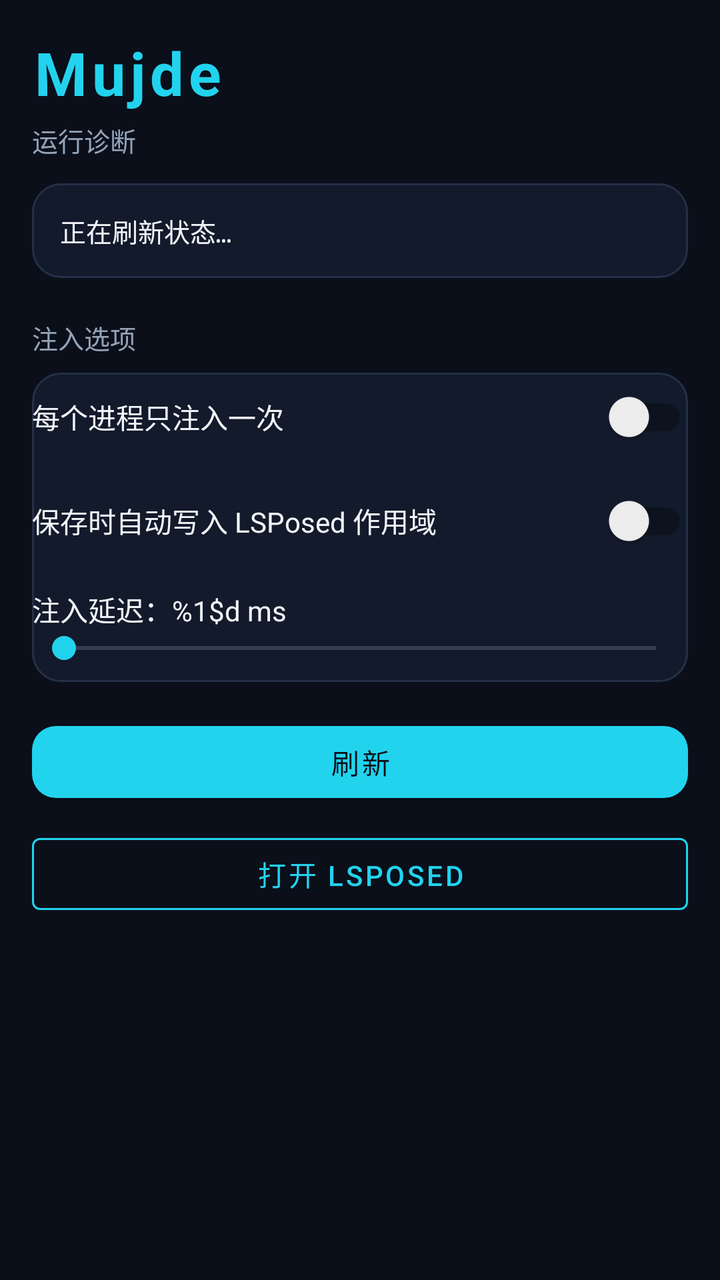
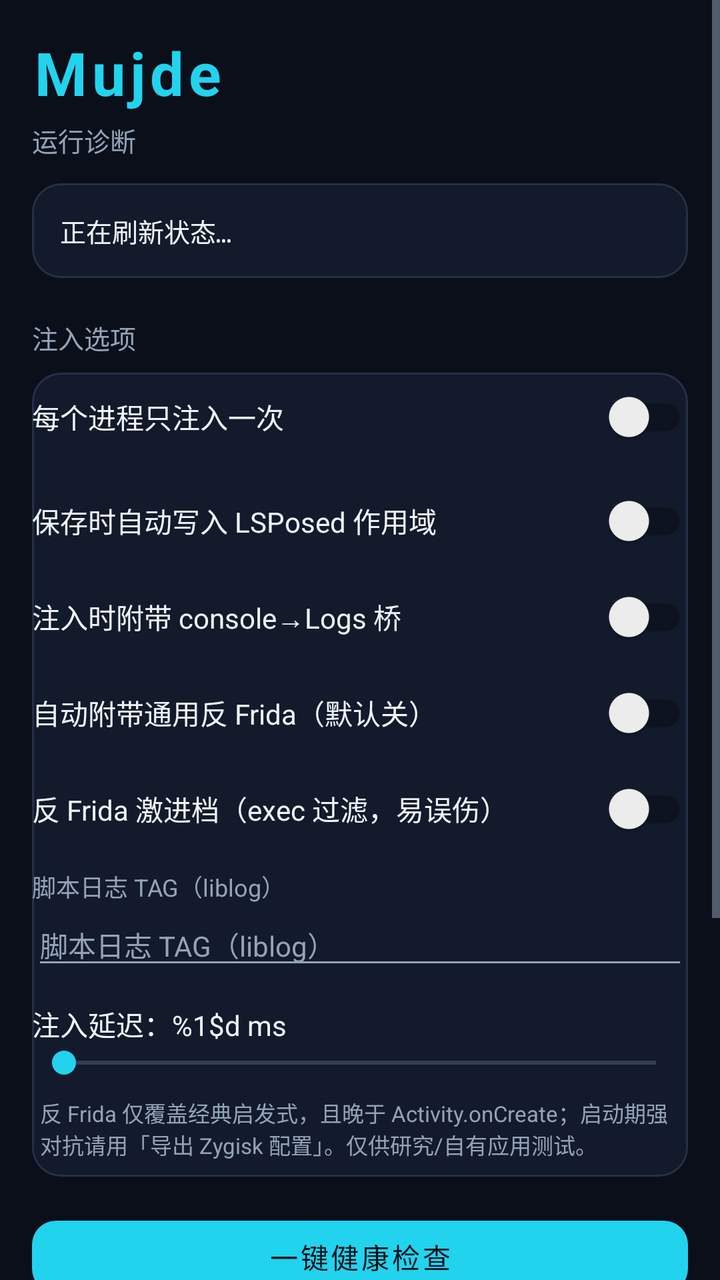

An Android layout rendered at two revisions. The XML below is the earlier revision; the diff shows what the commit changed to produce the second picture.
<!-- AndroidManifest.xml: application theme Theme.MujdeTheme -->
<!-- res/layout/fragment_home.xml -->
<?xml version="1.0" encoding="utf-8"?>
<ScrollView xmlns:android="http://schemas.android.com/apk/res/android"
    xmlns:app="http://schemas.android.com/apk/res-auto"
    android:layout_width="match_parent"
    android:layout_height="match_parent"
    android:background="@color/bg"
    android:fillViewport="true">

    <LinearLayout
        android:layout_width="match_parent"
        android:layout_height="wrap_content"
        android:orientation="vertical"
        android:padding="16dp">

        <TextView
            android:layout_width="match_parent"
            android:layout_height="wrap_content"
            android:letterSpacing="0.08"
            android:text="@string/app_name"
            android:textColor="@color/accent"
            android:textSize="30sp"
            android:textStyle="bold" />

        <TextView
            android:layout_width="match_parent"
            android:layout_height="wrap_content"
            android:layout_marginTop="4dp"
            android:text="@string/status_card_title"
            android:textColor="@color/on_surface_muted"
            android:textSize="13sp" />

        <TextView
            android:id="@+id/text_status"
            android:layout_width="match_parent"
            android:layout_height="wrap_content"
            android:layout_marginTop="12dp"
            android:background="@drawable/bg_card"
            android:fontFamily="monospace"
            android:lineSpacingExtra="3dp"
            android:padding="14dp"
            android:text="@string/status_loading"
            android:textColor="@color/on_surface"
            android:textSize="13sp" />

        <TextView
            android:layout_width="match_parent"
            android:layout_height="wrap_content"
            android:layout_marginTop="20dp"
            android:text="@string/settings_card_title"
            android:textColor="@color/on_surface_muted"
            android:textSize="13sp" />

        <LinearLayout
            android:layout_width="match_parent"
            android:layout_height="wrap_content"
            android:layout_marginTop="8dp"
            android:background="@drawable/bg_card"
            android:orientation="vertical">

            <androidx.appcompat.widget.SwitchCompat
                android:id="@+id/switch_inject_once"
                android:layout_width="match_parent"
                android:layout_height="wrap_content"
                android:paddingTop="4dp"
                android:paddingBottom="8dp"
                android:text="@string/inject_once"
                android:textColor="@color/on_surface" />

            <androidx.appcompat.widget.SwitchCompat
                android:id="@+id/switch_auto_scope"
                android:layout_width="match_parent"
                android:layout_height="wrap_content"
                android:paddingTop="8dp"
                android:paddingBottom="4dp"
                android:text="@string/auto_scope"
                android:textColor="@color/on_surface" />

            <TextView
                android:id="@+id/text_inject_delay_label"
                android:layout_width="match_parent"
                android:layout_height="wrap_content"
                android:paddingTop="12dp"
                android:text="@string/inject_delay_label"
                android:textColor="@color/on_surface" />

            <SeekBar
                android:id="@+id/seek_inject_delay"
                android:layout_width="match_parent"
                android:layout_height="wrap_content"
                android:max="10000"
                android:paddingBottom="8dp" />
        </LinearLayout>

        <com.google.android.material.button.MaterialButton
            android:id="@+id/btn_refresh_status"
            android:layout_width="match_parent"
            android:layout_height="wrap_content"
            android:layout_marginTop="16dp"
            android:text="@string/refresh" />

        <com.google.android.material.button.MaterialButton
            android:id="@+id/btn_open_lsposed"
            style="@style/Widget.MaterialComponents.Button.OutlinedButton"
            android:layout_width="match_parent"
            android:layout_height="wrap_content"
            android:layout_marginTop="8dp"
            android:text="@string/open_lsposed"
            android:textColor="@color/accent"
            app:strokeColor="@color/accent" />
    </LinearLayout>
</ScrollView>
<!-- resources referenced by this layout -->
<resources>
  <color name="accent">#FF22D3EE</color>
  <color name="bg">#FF0A0F1A</color>
  <color name="on_surface">#FFF1F5F9</color>
  <color name="on_surface_muted">#FF94A3B8</color>
  <!-- drawable bg_card (drawable) -->
  <?xml version="1.0" encoding="utf-8"?>
  <shape xmlns:android="http://schemas.android.com/apk/res/android" android:shape="rectangle">
      <solid android:color="@color/surface" />
      <stroke android:width="1dp" android:color="@color/stroke" />
      <corners android:radius="14dp" />
  </shape>
  <string name="app_name">Mujde</string>
  <string name="auto_scope">保存时自动写入 LSPosed 作用域</string>
  <string name="inject_delay_label">注入延迟：%1$d ms</string>
  <string name="inject_once">每个进程只注入一次</string>
  <string name="open_lsposed">打开 LSPosed</string>
  <string name="refresh">刷新</string>
  <string name="settings_card_title">注入选项</string>
  <string name="status_card_title">运行诊断</string>
  <string name="status_loading">正在刷新状态…</string>
  <style name="Theme.MujdeTheme" parent="Theme.MaterialComponents.DayNight.NoActionBar">
          <item name="colorPrimary">@color/accent</item>
          <item name="colorPrimaryVariant">@color/accent_dim</item>
          <item name="colorOnPrimary">@color/bg</item>
          <item name="colorSecondary">@color/secondary</item>
          <item name="colorSecondaryVariant">@color/secondary</item>
          <item name="colorOnSecondary">@color/bg</item>
          <item name="android:statusBarColor" tools:targetApi="l">@color/bg</item>
          <item name="android:navigationBarColor">@color/bg</item>
          <item name="android:windowBackground">@color/bg</item>
          <item name="colorSurface">@color/surface</item>
          <item name="colorOnSurface">@color/on_surface</item>
          <item name="colorAccent">@color/accent</item>
          <item name="android:textColorPrimary">@color/on_surface</item>
          <item name="android:textColorSecondary">@color/on_surface_muted</item>
          <item name="bottomNavigationStyle">@style/Widget.Mujde.BottomNav</item>
          <item name="materialButtonStyle">@style/Widget.Mujde.Button</item>
      </style>
  <color name="surface">#FF121A2B</color>
  <color name="stroke">#FF243047</color>
  <color name="accent_dim">#FF0891B2</color>
  <color name="secondary">#FF818CF8</color>
  <style name="Widget.Mujde.BottomNav" parent="Widget.MaterialComponents.BottomNavigationView.Colored">
          <item name="itemIconTint">@color/nav_item_color</item>
          <item name="itemTextColor">@color/nav_item_color</item>
          <item name="backgroundTint">@color/surface</item>
          <item name="elevation">8dp</item>
          <item name="labelVisibilityMode">labeled</item>
      </style>
  <style name="Widget.Mujde.Button" parent="Widget.MaterialComponents.Button">
          <item name="backgroundTint">@color/accent</item>
          <item name="android:textColor">@color/bg</item>
          <item name="cornerRadius">12dp</item>
      </style>
</resources>

<!-- the commit's change to res/layout/fragment_home.xml (unified diff, before → after) -->
@@ -55,7 +55,8 @@
             android:layout_height="wrap_content"
             android:layout_marginTop="8dp"
             android:background="@drawable/bg_card"
-            android:orientation="vertical">
+            android:orientation="vertical"
+            android:paddingBottom="8dp">
 
             <androidx.appcompat.widget.SwitchCompat
                 android:id="@+id/switch_inject_once"
@@ -75,6 +76,52 @@
                 android:text="@string/auto_scope"
                 android:textColor="@color/on_surface" />
 
+            <androidx.appcompat.widget.SwitchCompat
+                android:id="@+id/switch_console_bridge"
+                android:layout_width="match_parent"
+                android:layout_height="wrap_content"
+                android:paddingTop="8dp"
+                android:paddingBottom="4dp"
+                android:text="@string/console_bridge"
+                android:textColor="@color/on_surface" />
+
+            <androidx.appcompat.widget.SwitchCompat
+                android:id="@+id/switch_antifrida"
+                android:layout_width="match_parent"
+                android:layout_height="wrap_content"
+                android:paddingTop="8dp"
+                android:paddingBottom="4dp"
+                android:text="@string/antifrida_enable"
+                android:textColor="@color/on_surface" />
+
+            <androidx.appcompat.widget.SwitchCompat
+                android:id="@+id/switch_antifrida_agg"
+                android:layout_width="match_parent"
+                android:layout_height="wrap_content"
+                android:paddingTop="8dp"
+                android:paddingBottom="4dp"
+                android:text="@string/antifrida_aggressive"
+                android:textColor="@color/on_surface" />
+
+            <TextView
+                android:layout_width="match_parent"
+                android:layout_height="wrap_content"
+                android:paddingTop="8dp"
+                android:text="@string/script_log_tag_hint"
+                android:textColor="@color/on_surface_muted"
+                android:textSize="12sp" />
+
+            <EditText
+                android:id="@+id/edit_script_log_tag"
+                android:layout_width="match_parent"
+                android:layout_height="wrap_content"
+                android:hint="@string/script_log_tag_hint"
+                android:inputType="text"
+                android:maxLines="1"
+                android:textColor="@color/on_surface"
+                android:textColorHint="@color/on_surface_muted"
+                android:textSize="14sp" />
+
             <TextView
                 android:id="@+id/text_inject_delay_label"
                 android:layout_width="match_parent"
@@ -89,14 +136,43 @@
                 android:layout_height="wrap_content"
                 android:max="10000"
                 android:paddingBottom="8dp" />
+
+            <TextView
+                android:layout_width="match_parent"
+                android:layout_height="wrap_content"
+                android:paddingStart="4dp"
+                android:paddingEnd="4dp"
+                android:text="@string/antifrida_boundary_hint"
+                android:textColor="@color/on_surface_muted"
+                android:textSize="11sp" />
         </LinearLayout>
 
         <com.google.android.material.button.MaterialButton
-            android:id="@+id/btn_refresh_status"
+            android:id="@+id/btn_health_check"
             android:layout_width="match_parent"
             android:layout_height="wrap_content"
             android:layout_marginTop="16dp"
-            android:text="@string/refresh" />
+            android:text="@string/health_check" />
+
+        <com.google.android.material.button.MaterialButton
+            android:id="@+id/btn_refresh_status"
+            style="@style/Widget.MaterialComponents.Button.OutlinedButton"
+            android:layout_width="match_parent"
+            android:layout_height="wrap_content"
+            android:layout_marginTop="8dp"
+            android:text="@string/refresh"
+            android:textColor="@color/accent"
+            app:strokeColor="@color/accent" />
+
+        <com.google.android.material.button.MaterialButton
+            android:id="@+id/btn_open_root"
+            style="@style/Widget.MaterialComponents.Button.OutlinedButton"
+            android:layout_width="match_parent"
+            android:layout_height="wrap_content"
+            android:layout_marginTop="8dp"
+            android:text="@string/open_root_manager"
+            android:textColor="@color/accent"
+            app:strokeColor="@color/accent" />
 
         <com.google.android.material.button.MaterialButton
             android:id="@+id/btn_open_lsposed"
@@ -107,5 +183,15 @@
             android:text="@string/open_lsposed"
             android:textColor="@color/accent"
             app:strokeColor="@color/accent" />
+
+        <com.google.android.material.button.MaterialButton
+            android:id="@+id/btn_export_zygisk"
+            style="@style/Widget.MaterialComponents.Button.OutlinedButton"
+            android:layout_width="match_parent"
+            android:layout_height="wrap_content"
+            android:layout_marginTop="8dp"
+            android:text="@string/export_zygisk_config"
+            android:textColor="@color/accent"
+            app:strokeColor="@color/accent" />
     </LinearLayout>
 </ScrollView>
<!-- resource entries referenced after the edit -->
@@ -11,12 +11,20 @@
       <stroke android:width="1dp" android:color="@color/stroke" />
       <corners android:radius="14dp" />
   </shape>
+  <string name="antifrida_aggressive">反 Frida 激进档（exec 过滤，易误伤）</string>
+  <string name="antifrida_boundary_hint">反 Frida 仅覆盖经典启发式，且晚于 Activity.onCreate；启动期强对抗请用「导出 Zygisk 配置」。仅供研究/自有应用测试。</string>
+  <string name="antifrida_enable">自动附带通用反 Frida（默认关）</string>
   <string name="app_name">Mujde</string>
   <string name="auto_scope">保存时自动写入 LSPosed 作用域</string>
+  <string name="console_bridge">注入时附带 console→Logs 桥</string>
+  <string name="export_zygisk_config">导出 Zygisk/早注入配置</string>
+  <string name="health_check">一键健康检查</string>
   <string name="inject_delay_label">注入延迟：%1$d ms</string>
   <string name="inject_once">每个进程只注入一次</string>
   <string name="open_lsposed">打开 LSPosed</string>
+  <string name="open_root_manager">打开 Root 管理器</string>
   <string name="refresh">刷新</string>
+  <string name="script_log_tag_hint">脚本日志 TAG（liblog）</string>
   <string name="settings_card_title">注入选项</string>
   <string name="status_card_title">运行诊断</string>
   <string name="status_loading">正在刷新状态…</string>
